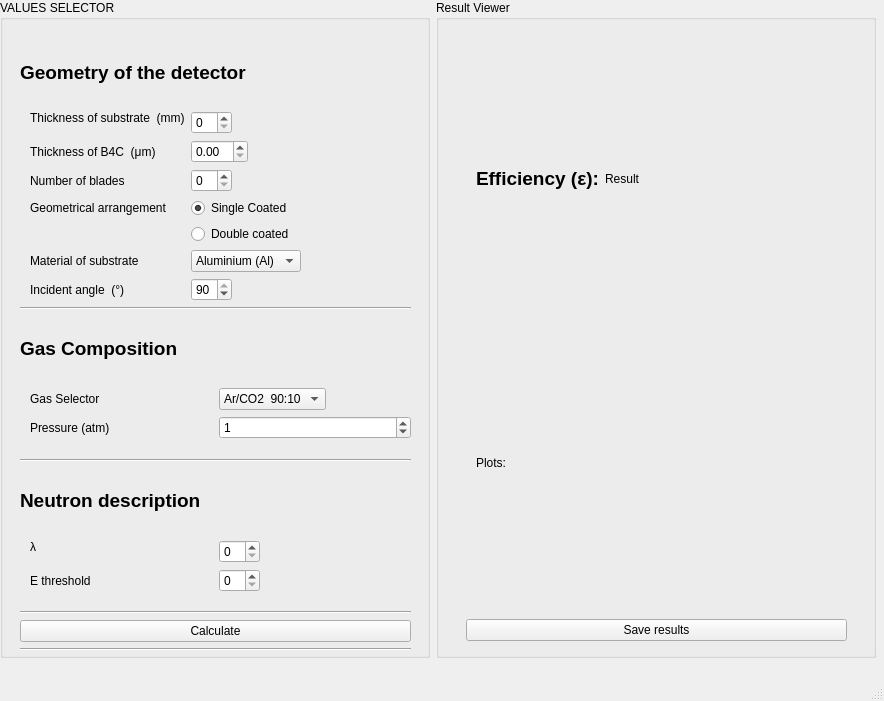
ess-dg/dg_efficiencyCalculator, file efficiencyCalculator/efficiencyMainwindow.ui: the form before one commit.
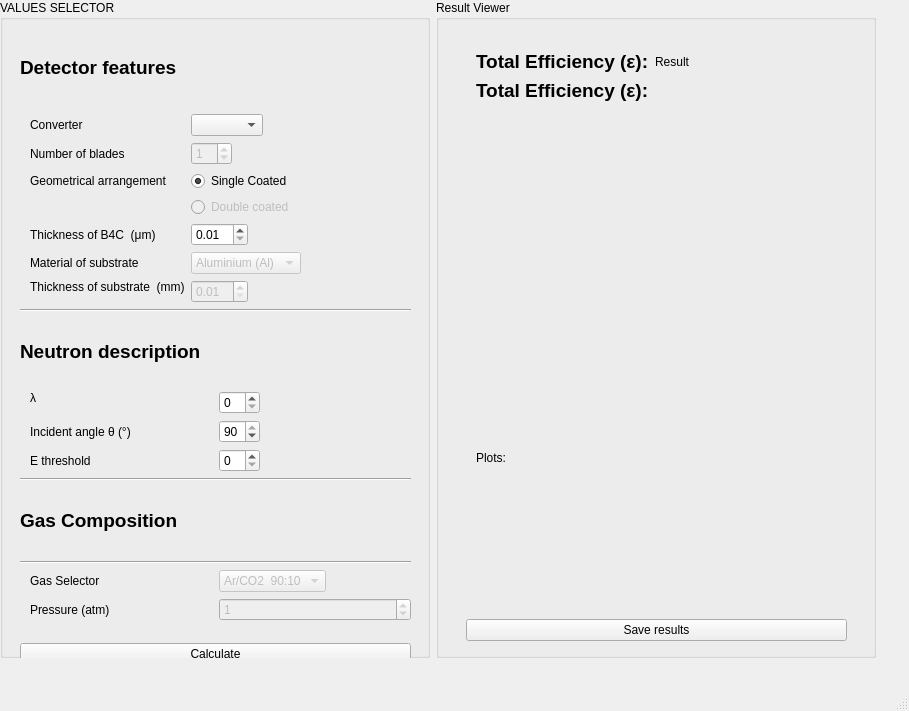
The form after the commit.

Commit message: DGEF-11 Place selector for converter in UI,    Selector added in UI and added options from  converter dict

```diff
--- a/efficiencyCalculator/efficiencyMainwindow.ui
+++ b/efficiencyCalculator/efficiencyMainwindow.ui
@@ -6,8 +6,8 @@
    <rect>
     <x>0</x>
     <y>0</y>
-    <width>884</width>
-    <height>701</height>
+    <width>909</width>
+    <height>711</height>
    </rect>
   </property>
   <property name="windowTitle">
@@ -41,14 +41,14 @@
           <x>20</x>
           <y>40</y>
           <width>391</width>
-          <height>611</height>
+          <height>634</height>
          </rect>
         </property>
         <layout class="QVBoxLayout" name="ValuesSelectorVerticalLayout">
          <item>
           <widget class="QLabel" name="geometryTilteLabel">
            <property name="text">
-            <string>&lt;html&gt;&lt;head/&gt;&lt;body&gt;&lt;p&gt;&lt;span style=&quot; font-size:14pt; font-weight:600;&quot;&gt;Geometry of the detector&lt;/span&gt;&lt;/p&gt;&lt;/body&gt;&lt;/html&gt;</string>
+            <string>&lt;html&gt;&lt;head/&gt;&lt;body&gt;&lt;p&gt;&lt;span style=&quot; font-size:14pt; font-weight:600;&quot;&gt;Detector features&lt;/span&gt;&lt;br/&gt;&lt;/p&gt;&lt;/body&gt;&lt;/html&gt;</string>
            </property>
           </widget>
          </item>
@@ -63,47 +63,31 @@
            <property name="leftMargin">
             <number>10</number>
            </property>
-           <item row="0" column="0">
-            <widget class="QLabel" name="thicknessSLabel">
-             <property name="sizePolicy">
-              <sizepolicy hsizetype="Minimum" vsizetype="Fixed">
-               <horstretch>0</horstretch>
-               <verstretch>0</verstretch>
-              </sizepolicy>
-             </property>
-             <property name="text">
-              <string>Thickness of substrate  (mm)</string>
-             </property>
-            </widget>
-           </item>
-           <item row="0" column="1">
-            <widget class="QSpinBox" name="substrateSpinBox"/>
-           </item>
-           <item row="2" column="0">
-            <widget class="QLabel" name="thicknessBLabel">
-             <property name="text">
-              <string>Thickness of B4C  (μm)</string>
-             </property>
-            </widget>
-           </item>
-           <item row="4" column="0">
+           <item row="5" column="0">
             <widget class="QLabel" name="NbladesLabel">
              <property name="text">
               <string>Number of blades</string>
              </property>
             </widget>
            </item>
-           <item row="4" column="1">
-            <widget class="QSpinBox" name="bladeSpinBox"/>
+           <item row="5" column="1">
+            <widget class="QSpinBox" name="bladeSpinBox">
+             <property name="enabled">
+              <bool>false</bool>
+             </property>
+             <property name="value">
+              <number>1</number>
+             </property>
+            </widget>
            </item>
-           <item row="6" column="0">
+           <item row="7" column="0">
             <widget class="QLabel" name="geometricalLabel">
              <property name="text">
               <string>Geometrical arrangement</string>
              </property>
             </widget>
            </item>
-           <item row="6" column="1">
+           <item row="7" column="1">
             <widget class="QRadioButton" name="geometricalARadioButton">
              <property name="text">
               <string>Single Coated</string>
@@ -113,22 +97,28 @@
              </property>
             </widget>
            </item>
-           <item row="7" column="1">
+           <item row="8" column="1">
             <widget class="QRadioButton" name="geometricalBRadioButton">
+             <property name="enabled">
+              <bool>false</bool>
+             </property>
              <property name="text">
               <string>Double coated</string>
              </property>
             </widget>
            </item>
-           <item row="8" column="0">
+           <item row="12" column="0">
             <widget class="QLabel" name="MaterialLabel">
              <property name="text">
               <string>Material of substrate</string>
              </property>
             </widget>
            </item>
-           <item row="8" column="1">
+           <item row="12" column="1">
             <widget class="QComboBox" name="materialComboBox">
+             <property name="enabled">
+              <bool>false</bool>
+             </property>
              <item>
               <property name="text">
                <string>Aluminium (Al)</string>
@@ -151,15 +141,108 @@
              </item>
             </widget>
            </item>
-           <item row="9" column="0">
+           <item row="11" column="1">
+            <widget class="QDoubleSpinBox" name="BSpinBox">
+             <property name="minimum">
+              <double>0.010000000000000</double>
+             </property>
+            </widget>
+           </item>
+           <item row="11" column="0">
+            <widget class="QLabel" name="thicknessBLabel">
+             <property name="text">
+              <string>Thickness of B4C  (μm)</string>
+             </property>
+            </widget>
+           </item>
+           <item row="13" column="0">
+            <widget class="QLabel" name="thicknessSLabel">
+             <property name="sizePolicy">
+              <sizepolicy hsizetype="Minimum" vsizetype="Fixed">
+               <horstretch>0</horstretch>
+               <verstretch>0</verstretch>
+              </sizepolicy>
+             </property>
+             <property name="text">
+              <string>Thickness of substrate  (mm)</string>
+             </property>
+            </widget>
+           </item>
+           <item row="13" column="1">
+            <widget class="QDoubleSpinBox" name="substrateSpinBox">
+             <property name="enabled">
+              <bool>false</bool>
+             </property>
+             <property name="minimum">
+              <double>0.010000000000000</double>
+             </property>
+            </widget>
+           </item>
+           <item row="4" column="0">
+            <widget class="QLabel" name="converterLabel">
+             <property name="text">
+              <string>Converter</string>
+             </property>
+            </widget>
+           </item>
+           <item row="4" column="1">
+            <widget class="QComboBox" name="converterComboBox"/>
+           </item>
+          </layout>
+         </item>
+         <item>
+          <widget class="Line" name="geometryLine">
+           <property name="orientation">
+            <enum>Qt::Horizontal</enum>
+           </property>
+          </widget>
+         </item>
+         <item>
+          <widget class="QLabel" name="NeutronTilteLabel">
+           <property name="text">
+            <string>&lt;html&gt;&lt;head/&gt;&lt;body&gt;&lt;p&gt;&lt;span style=&quot; font-size:14pt; font-weight:600;&quot;&gt;Neutron description&lt;/span&gt;&lt;/p&gt;&lt;/body&gt;&lt;/html&gt;</string>
+           </property>
+          </widget>
+         </item>
+         <item>
+          <layout class="QFormLayout" name="neutronLayout">
+           <property name="fieldGrowthPolicy">
+            <enum>QFormLayout::ExpandingFieldsGrow</enum>
+           </property>
+           <property name="labelAlignment">
+            <set>Qt::AlignLeading|Qt::AlignLeft|Qt::AlignTop</set>
+           </property>
+           <property name="leftMargin">
+            <number>10</number>
+           </property>
+           <item row="0" column="0">
+            <widget class="QLabel" name="SigmaLabel">
+             <property name="sizePolicy">
+              <sizepolicy hsizetype="Minimum" vsizetype="Fixed">
+               <horstretch>0</horstretch>
+               <verstretch>0</verstretch>
+              </sizepolicy>
+             </property>
+             <property name="text">
+              <string>λ                                                     </string>
+             </property>
+            </widget>
+           </item>
+           <item row="0" column="1">
+            <widget class="QSpinBox" name="sigmaSpinBox"/>
+           </item>
+           <item row="2" column="0">
             <widget class="QLabel" name="algleLabel">
              <property name="text">
-              <string>Incident angle  (°)</string>
+              <string>Incident angle θ (°)</string>
              </property>
             </widget>
            </item>
-           <item row="9" column="1">
+           <item row="2" column="1">
             <widget class="QSpinBox" name="angleSpinBox">
+             <property name="minimum">
+              <number>1</number>
+             </property>
              <property name="maximum">
               <number>90</number>
              </property>
@@ -168,13 +251,20 @@
              </property>
             </widget>
            </item>
-           <item row="2" column="1">
-            <widget class="QDoubleSpinBox" name="BSpinBox"/>
+           <item row="3" column="0">
+            <widget class="QLabel" name="thresholdLabel">
+             <property name="text">
+              <string>E threshold</string>
+             </property>
+            </widget>
+           </item>
+           <item row="3" column="1">
+            <widget class="QSpinBox" name="thresholdSpinBox"/>
            </item>
           </layout>
          </item>
          <item>
-          <widget class="Line" name="geometryLine">
+          <widget class="Line" name="gasLine">
            <property name="orientation">
             <enum>Qt::Horizontal</enum>
            </property>
@@ -187,6 +277,13 @@
            </property>
           </widget>
          </item>
+         <item>
+          <widget class="Line" name="neutronLine_2">
+           <property name="orientation">
+            <enum>Qt::Horizontal</enum>
+           </property>
+          </widget>
+         </item>
          <item>
           <layout class="QFormLayout" name="gasLAyout">
            <property name="sizeConstraint">
@@ -213,6 +310,9 @@
            </item>
            <item row="0" column="1">
             <widget class="QComboBox" name="gasSelectorComboBox">
+             <property name="enabled">
+              <bool>false</bool>
+             </property>
              <property name="sizePolicy">
               <sizepolicy hsizetype="Maximum" vsizetype="Fixed">
                <horstretch>0</horstretch>
@@ -245,6 +345,9 @@
            </item>
            <item row="1" column="1">
             <widget class="QSpinBox" name="pressureSpinBox">
+             <property name="enabled">
+              <bool>false</bool>
+             </property>
              <property name="value">
               <number>1</number>
              </property>
@@ -252,66 +355,6 @@
            </item>
           </layout>
          </item>
-         <item>
-          <widget class="Line" name="gasLine">
-           <property name="orientation">
-            <enum>Qt::Horizontal</enum>
-           </property>
-          </widget>
-         </item>
-         <item>
-          <widget class="QLabel" name="NeutronTilteLabel">
-           <property name="text">
-            <string>&lt;html&gt;&lt;head/&gt;&lt;body&gt;&lt;p&gt;&lt;span style=&quot; font-size:14pt; font-weight:600;&quot;&gt;Neutron description&lt;/span&gt;&lt;/p&gt;&lt;/body&gt;&lt;/html&gt;</string>
-           </property>
-          </widget>
-         </item>
-         <item>
-          <layout class="QFormLayout" name="neutronLayout">
-           <property name="fieldGrowthPolicy">
-            <enum>QFormLayout::ExpandingFieldsGrow</enum>
-           </property>
-           <property name="labelAlignment">
-            <set>Qt::AlignLeading|Qt::AlignLeft|Qt::AlignTop</set>
-           </property>
-           <property name="leftMargin">
-            <number>10</number>
-           </property>
-           <item row="0" column="0">
-            <widget class="QLabel" name="SigmaLabel">
-             <property name="sizePolicy">
-              <sizepolicy hsizetype="Minimum" vsizetype="Fixed">
-               <horstretch>0</horstretch>
-               <verstretch>0</verstretch>
-              </sizepolicy>
-             </property>
-             <property name="text">
-              <string>λ                                                     </string>
-             </property>
-            </widget>
-           </item>
-           <item row="0" column="1">
-            <widget class="QSpinBox" name="sigmaSpinBox"/>
-           </item>
-           <item row="1" column="0">
-            <widget class="QLabel" name="thresholdLabel">
-             <property name="text">
-              <string>E threshold</string>
-             </property>
-            </widget>
-           </item>
-           <item row="1" column="1">
-            <widget class="QSpinBox" name="thresholdSpinBox"/>
-           </item>
-          </layout>
-         </item>
-         <item>
-          <widget class="Line" name="neutronLine_2">
-           <property name="orientation">
-            <enum>Qt::Horizontal</enum>
-           </property>
-          </widget>
-         </item>
          <item>
           <widget class="QPushButton" name="calculatePushButton">
            <property name="text">
@@ -360,15 +403,15 @@
             <property name="geometry">
              <rect>
               <x>10</x>
-              <y>0</y>
+              <y>10</y>
               <width>351</width>
-              <height>561</height>
+              <height>541</height>
              </rect>
             </property>
             <layout class="QVBoxLayout" name="innerPlotLayout">
              <item>
-              <layout class="QHBoxLayout" name="resultLayout_2">
-               <item>
+              <layout class="QFormLayout" name="formLayout">
+               <item row="0" column="0">
                 <widget class="QLabel" name="effiLabel">
                  <property name="sizePolicy">
                   <sizepolicy hsizetype="Maximum" vsizetype="Preferred">
@@ -377,17 +420,30 @@
                   </sizepolicy>
                  </property>
                  <property name="text">
-                  <string>&lt;html&gt;&lt;head/&gt;&lt;body&gt;&lt;p&gt;&lt;span style=&quot; font-size:14pt; font-weight:600;&quot;&gt;Efficiency (ε):&lt;/span&gt;&lt;/p&gt;&lt;/body&gt;&lt;/html&gt;</string>
+                  <string>&lt;html&gt;&lt;head/&gt;&lt;body&gt;&lt;p&gt;&lt;span style=&quot; font-size:14pt; font-weight:600;&quot;&gt;Total Efficiency (ε):&lt;/span&gt;&lt;/p&gt;&lt;/body&gt;&lt;/html&gt;</string>
                  </property>
                 </widget>
                </item>
-               <item>
-                <widget class="QLabel" name="resultLabel">
+               <item row="0" column="1">
+                <widget class="QLabel" name="totalResultLabel">
                  <property name="text">
                   <string>Result</string>
                  </property>
                 </widget>
                </item>
+               <item row="1" column="0">
+                <widget class="QLabel" name="effiLabel_2">
+                 <property name="sizePolicy">
+                  <sizepolicy hsizetype="Maximum" vsizetype="Preferred">
+                   <horstretch>0</horstretch>
+                   <verstretch>0</verstretch>
+                  </sizepolicy>
+                 </property>
+                 <property name="text">
+                  <string>&lt;html&gt;&lt;head/&gt;&lt;body&gt;&lt;p&gt;&lt;span style=&quot; font-size:14pt; font-weight:600;&quot;&gt;Total Efficiency (ε):&lt;/span&gt;&lt;/p&gt;&lt;/body&gt;&lt;/html&gt;</string>
+                 </property>
+                </widget>
+               </item>
               </layout>
              </item>
              <item>
```
Left out of the diff: 4 changed lines with no effect on the pictures. The commit also changes 2 other files.
